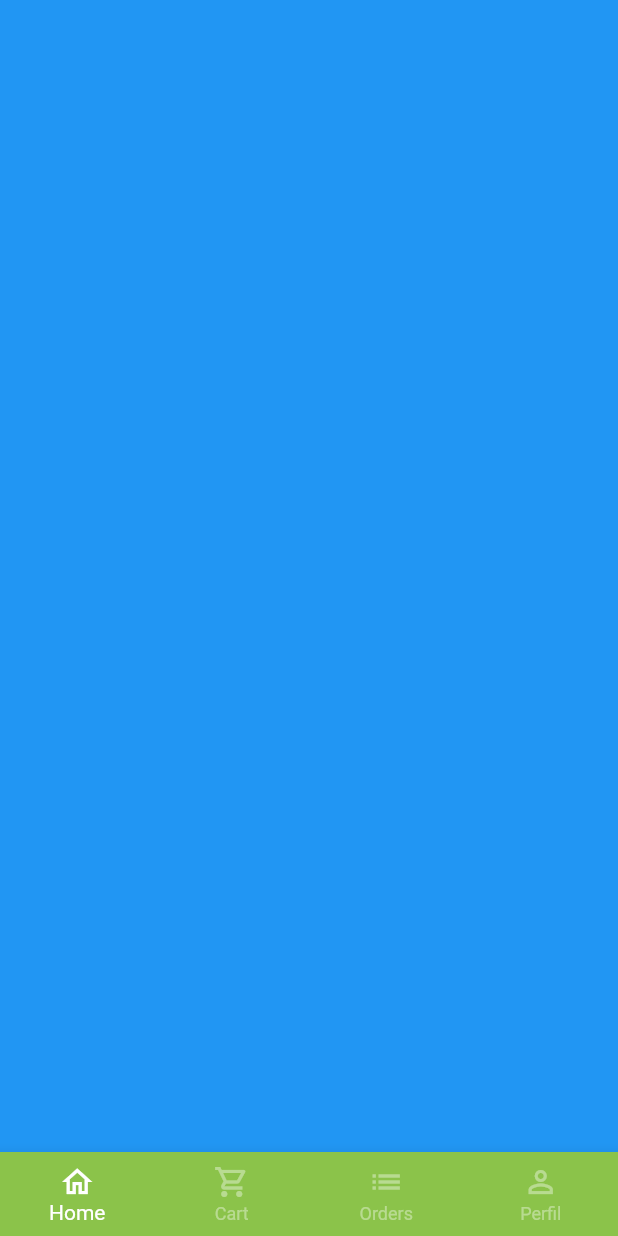
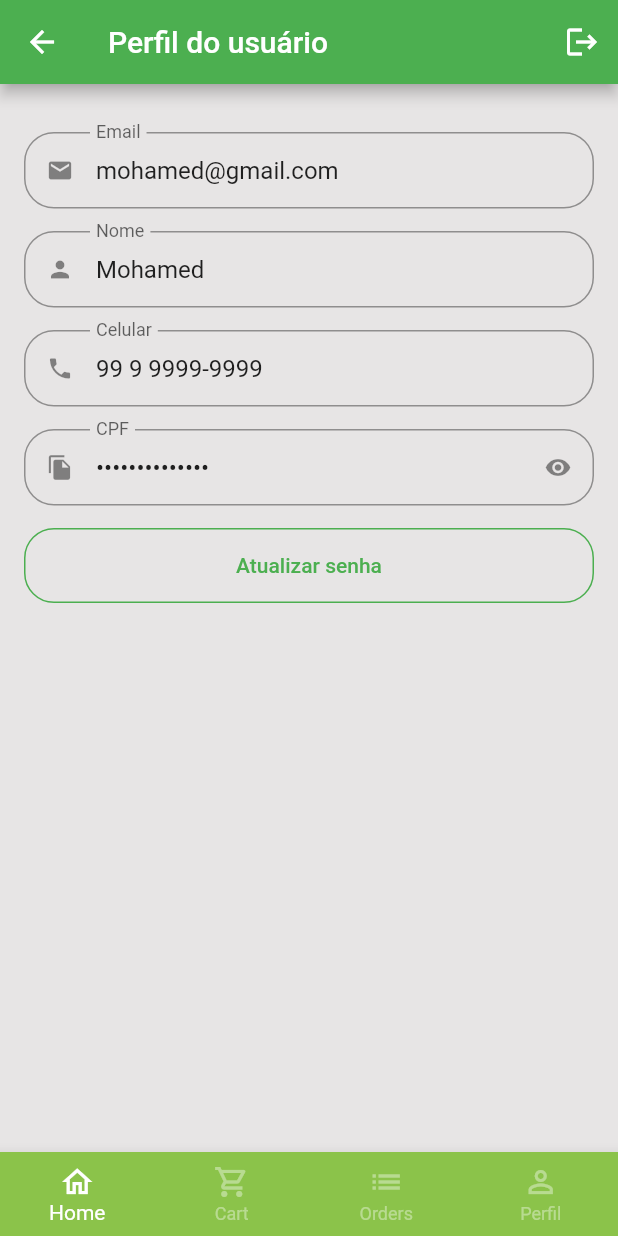
Before and after one commit to Janku13/flutter_ecommerce, a Flutter app: the BaseScreen screen opened by its route, swiped to page 4, on a phone screen of 412 x 824 dp. Run offline on Flutter 3.47's test engine with Material 2 defaults, Android fonts, the phone set to English and light mode, and no system bars; our stand-ins replace animated_text_kit, badges, dio, flutter_secure_storage, fluttertoast, freezed_annotation and 3 more; accounts and stored records are empty; network calls fail.

Commit message:
tele de user skeleton

```diff
--- a/lib/src/config/app_data.dart
+++ b/lib/src/config/app_data.dart
@@ -1,5 +1,6 @@
 import 'package:flutter_ecommerce/src/models/cart_item_model.dart';
 import 'package:flutter_ecommerce/src/models/item_model.dart';
+import 'package:flutter_ecommerce/src/models/user_model.dart';
 
 ItemModel apple = ItemModel(
   description:
@@ -77,3 +78,10 @@ List<CartItemModel> cartItems = [
   CartItemModel(item: mango, quantity: 1),
   CartItemModel(item: guava, quantity: 3),
 ];
+UserModel user = UserModel(
+  phone: '99 9 9999-9999',
+  cpf: '701.605.981-25',
+  email: 'mohamed@gmail.com',
+  name: 'Mohamed',
+  password: '',
+);
--- a/lib/src/screens/auth/view/sign_in_screen.dart
+++ b/lib/src/screens/auth/view/sign_in_screen.dart
@@ -4,7 +4,7 @@ import 'package:flutter_ecommerce/src/app/routes.dart';
 import 'package:flutter_ecommerce/src/config/custom_colors.dart';
 
 import 'package:flutter_ecommerce/src/screens/auth/controller/auth_controller.dart';
-import 'package:flutter_ecommerce/src/screens/auth/view/components/custom_text_field.dart';
+import 'package:flutter_ecommerce/src/screens/common_widgets/custom_text_field.dart';
 import 'package:flutter_ecommerce/src/widgets/app_title.dart';
 import 'package:get/get.dart';
 
@@ -136,7 +136,7 @@ class SignInScreen extends StatelessWidget {
                                         // );
                                       },
                                 child: authController.isLoading.value
-                                    ? Text('wait')
+                                    ? const Text('wait')
                                     : const Text(
                                         'Entrar',
                                         style: TextStyle(
--- a/lib/src/screens/auth/view/sign_up_screen.dart
+++ b/lib/src/screens/auth/view/sign_up_screen.dart
@@ -1,7 +1,7 @@
 import 'package:flutter/material.dart';
 
 import 'package:flutter_ecommerce/src/config/custom_colors.dart';
-import 'package:flutter_ecommerce/src/screens/auth/view/components/custom_text_field.dart';
+import 'package:flutter_ecommerce/src/screens/common_widgets/custom_text_field.dart';
 
 import 'package:mask_text_input_formatter/mask_text_input_formatter.dart';
 
--- a/lib/src/screens/base/base_screen.dart
+++ b/lib/src/screens/base/base_screen.dart
@@ -2,6 +2,7 @@ import 'package:flutter/material.dart';
 import 'package:flutter_ecommerce/src/config/custom_colors.dart';
 import 'package:flutter_ecommerce/src/screens/cart/cart_tab.dart';
 import 'package:flutter_ecommerce/src/screens/home/view/home_tab.dart';
+import 'package:flutter_ecommerce/src/screens/profile/profile_tab.dart';
 
 class BaseScreen extends StatefulWidget {
   const BaseScreen({Key? key}) : super(key: key);
@@ -27,13 +28,11 @@ class _BaseScreenState extends State<BaseScreen> {
         controller: pageController,
         children: [
           const HomeWidget(),
-          CartTabe(),
+          const CartTabe(),
           Container(
             color: Colors.green,
           ),
-          Container(
-            color: Colors.blue,
-          ),
+          const ProfileTab(),
         ],
       ),
       bottomNavigationBar: BottomNavigationBar(
--- a/lib/src/screens/auth/view/components/custom_text_field.dart
+++ b/lib/src/screens/common_widgets/custom_text_field.dart
@@ -7,6 +7,8 @@ class CustomTextField extends StatefulWidget {
   final TextEditingController? controller;
   final List<TextInputFormatter>? inputFormatter;
   final bool isPasswordInput;
+  final bool isReadOnly;
+  final String? initialValue;
   final String? Function(String?)? validator;
 
   const CustomTextField({
@@ -17,6 +19,8 @@ class CustomTextField extends StatefulWidget {
     this.isPasswordInput = false,
     this.inputFormatter,
     this.validator,
+    this.isReadOnly = false,
+    this.initialValue,
   }) : super(key: key);
 
   @override
@@ -36,6 +40,8 @@ class _CustomTextFieldState extends State<CustomTextField> {
     return Padding(
       padding: const EdgeInsets.only(bottom: 15.0),
       child: TextFormField(
+        readOnly: widget.isReadOnly,
+        initialValue: widget.initialValue,
         controller: widget.controller,
         validator: widget.validator,
         inputFormatters: widget.inputFormatter,
--- /dev/null
+++ b/lib/src/screens/profile/profile_tab.dart
@@ -0,0 +1,146 @@
+import 'package:flutter/material.dart';
+import 'package:flutter_ecommerce/src/config/app_data.dart' as appData;
+import 'package:flutter_ecommerce/src/screens/common_widgets/custom_text_field.dart';
+
+class ProfileTab extends StatefulWidget {
+  const ProfileTab({Key? key}) : super(key: key);
+
+  @override
+  State<ProfileTab> createState() => _ProfileTabState();
+}
+
+class _ProfileTabState extends State<ProfileTab> {
+  @override
+  Widget build(BuildContext context) {
+    return Scaffold(
+      appBar: AppBar(
+        title: const Text('Perfil do usuário'),
+        actions: [
+          IconButton(
+            onPressed: () {},
+            icon: const Icon(Icons.logout),
+          ),
+        ],
+      ),
+      body: ListView(
+        physics: const BouncingScrollPhysics(),
+        padding: const EdgeInsets.fromLTRB(16, 32, 16, 16),
+        children: [
+          CustomTextField(
+            isReadOnly: true,
+            inputIcon: Icons.email,
+            inputLabel: 'Email',
+            initialValue: appData.user.email,
+          ),
+          CustomTextField(
+            isReadOnly: true,
+            inputIcon: Icons.person,
+            inputLabel: 'Nome',
+            initialValue: appData.user.name,
+          ),
+          CustomTextField(
+              isReadOnly: true,
+              inputIcon: Icons.phone,
+              inputLabel: 'Celular',
+              initialValue: appData.user.phone),
+          CustomTextField(
+              isReadOnly: true,
+              inputIcon: Icons.file_copy,
+              inputLabel: 'CPF',
+              isPasswordInput: true,
+              initialValue: appData.user.cpf),
+          SizedBox(
+            height: 50,
+            child: OutlinedButton(
+              style: OutlinedButton.styleFrom(
+                side: const BorderSide(
+                  color: Colors.green,
+                ),
+                shape: RoundedRectangleBorder(
+                  borderRadius: BorderRadius.circular(20),
+                ),
+              ),
+              onPressed: () {
+                updatePassword();
+              },
+              child: const Text(
+                'Atualizar senha',
+              ),
+            ),
+          )
+        ],
+      ),
+    );
+  }
+
+  Future<bool?> updatePassword() {
+    return showDialog(
+        context: context,
+        builder: (context) {
+          return Dialog(
+            shape: RoundedRectangleBorder(
+              borderRadius: BorderRadius.circular(20),
+            ),
+            child: Stack(
+              children: [
+                Padding(
+                  padding: const EdgeInsets.all(16.0),
+                  child: Column(
+                    crossAxisAlignment: CrossAxisAlignment.stretch,
+                    mainAxisSize: MainAxisSize.min,
+                    children: [
+                      const Padding(
+                        padding: EdgeInsets.symmetric(vertical: 12.0),
+                        child: Text(
+                          'Atualização de senha',
+                          textAlign: TextAlign.center,
+                          style: TextStyle(
+                            fontSize: 18,
+                            fontWeight: FontWeight.bold,
+                          ),
+                        ),
+                      ),
+                      const CustomTextField(
+                        isPasswordInput: true,
+                        inputIcon: Icons.lock,
+                        inputLabel: 'Senha atual',
+                      ),
+                      const CustomTextField(
+                        isPasswordInput: true,
+                        inputIcon: Icons.lock_outline,
+                        inputLabel: 'Nova Senha',
+                      ),
+                      const CustomTextField(
+                        isPasswordInput: true,
+                        inputIcon: Icons.lock_outline,
+                        inputLabel: 'Confirmar nova senha',
+                      ),
+                      SizedBox(
+                        height: 45,
+                        child: ElevatedButton(
+                          style: ElevatedButton.styleFrom(
+                              shape: RoundedRectangleBorder(
+                            borderRadius: BorderRadius.circular(20),
+                          )),
+                          onPressed: () {},
+                          child: const Text('Atualizar'),
+                        ),
+                      )
+                    ],
+                  ),
+                ),
+                Positioned(
+                    top: 5,
+                    right: 5,
+                    child: IconButton(
+                      onPressed: () {
+                        Navigator.of(context).pop();
+                      },
+                      icon: const Icon(Icons.close),
+                    ))
+              ],
+            ),
+          );
+        });
+  }
+}
```
